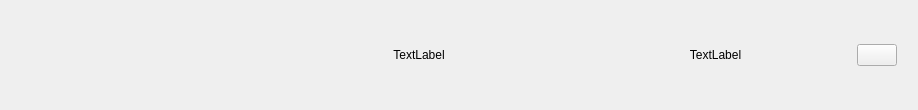
EllieYY/ism, file frame/TitleBar.ui: the form before one commit.
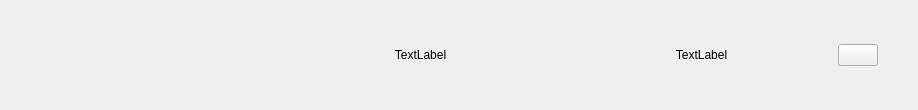
The form after the commit.

The edit to the form file:
```diff
--- a/frame/TitleBar.ui
+++ b/frame/TitleBar.ui
@@ -67,9 +67,12 @@
         <property name="orientation">
          <enum>Qt::Horizontal</enum>
         </property>
+        <property name="sizeType">
+         <enum>QSizePolicy::Fixed</enum>
+        </property>
         <property name="sizeHint" stdset="0">
          <size>
-          <width>22</width>
+          <width>40</width>
           <height>20</height>
          </size>
         </property>
@@ -139,6 +142,9 @@
         <property name="orientation">
          <enum>Qt::Horizontal</enum>
         </property>
+        <property name="sizeType">
+         <enum>QSizePolicy::Fixed</enum>
+        </property>
         <property name="sizeHint" stdset="0">
          <size>
           <width>40</width>
@@ -159,9 +165,12 @@
         <property name="orientation">
          <enum>Qt::Horizontal</enum>
         </property>
+        <property name="sizeType">
+         <enum>QSizePolicy::Fixed</enum>
+        </property>
         <property name="sizeHint" stdset="0">
          <size>
-          <width>20</width>
+          <width>40</width>
           <height>20</height>
          </size>
         </property>
```
